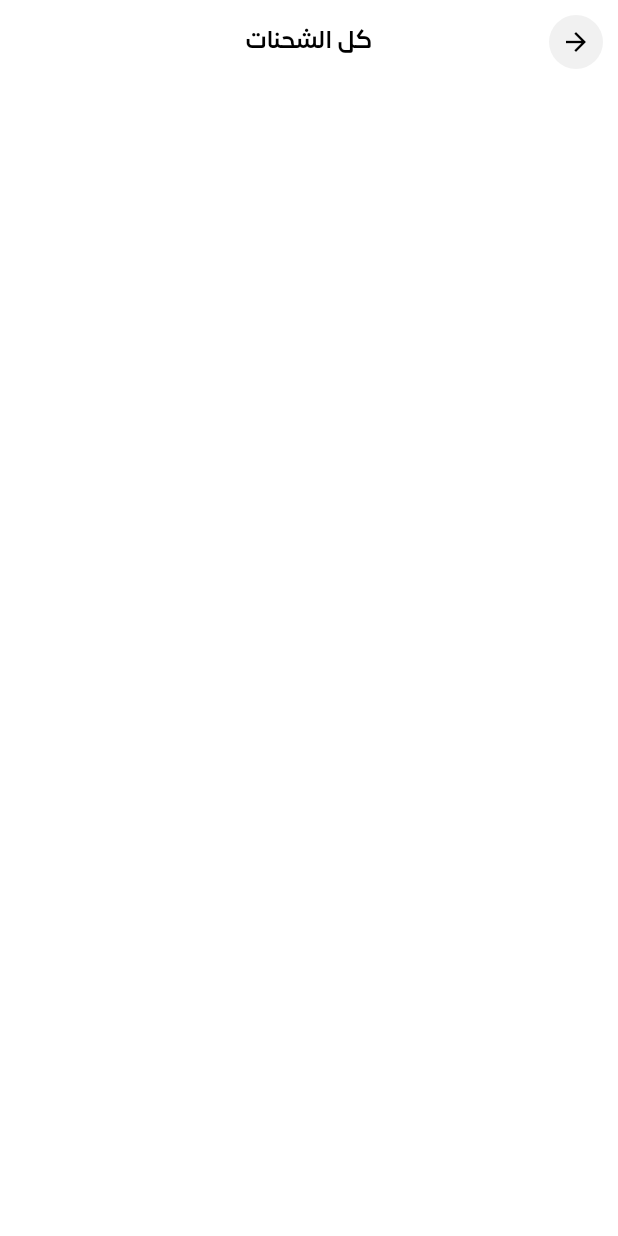
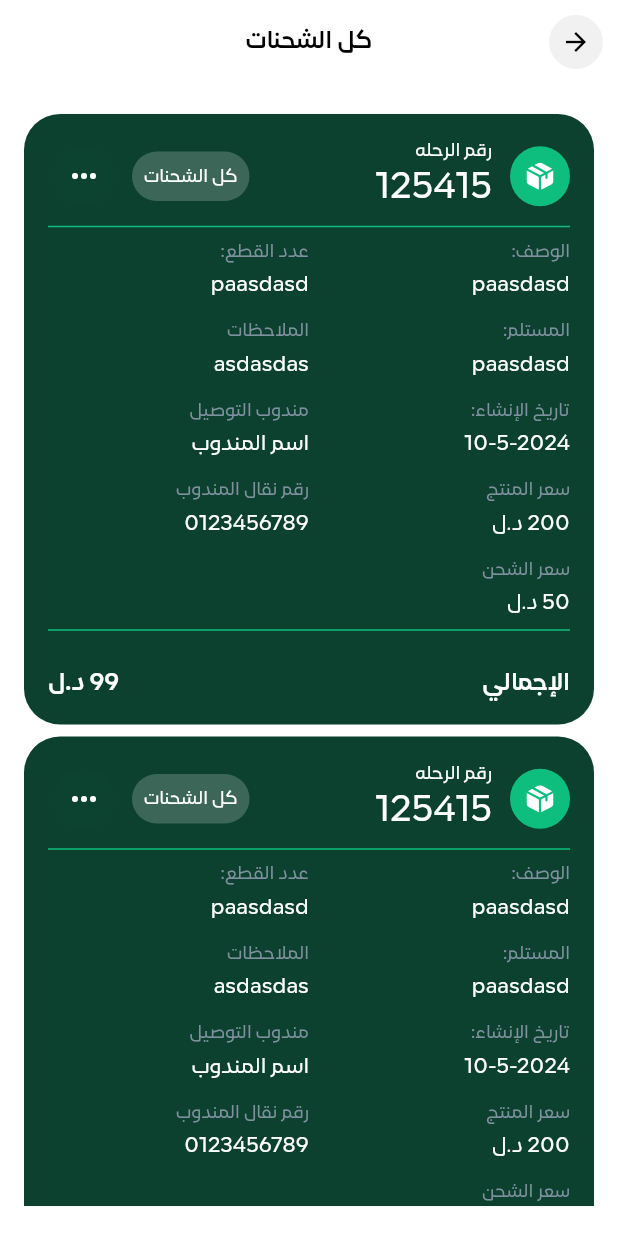
Before and after one commit to Menasa-Smart-Solution/PRJ-140_fares_app, a Flutter app: the screen it shows after launch, on a phone screen of 412 x 824 dp. Run offline on Flutter 3.47's test engine with Material 3 defaults, Android fonts, the phone set to English and light mode, and no system bars; drawn by our look-alikes of skeletonizer; our stand-ins replace animate_do, bloc, cached_network_image, dartz, device_info_plus, dio and 21 more; missing offline and left inert: simple_barcode_scanner; accounts and stored records are empty; generated files the repository leaves out were written again; project files that could hold a hidden picture were left out.

Commit message:
feat(store): add store parcels UI components and localization keys

```diff
--- a/assets/lang/ar.json
+++ b/assets/lang/ar.json
@@ -196,5 +196,8 @@
   "discount": "الخصم",
   "netValue": "الصافي",
   "createdAt": "الإنشاء",
-  "currency": "د.ل"
+  "currency": "د.ل",
+  "notes": "ملاحظات",
+  "contactCourier": "الاتصال بالمندوب",
+  "chatWithCourier": "محادثات المندوب"
 }
--- a/lib/features/store/shipment/feature_imports.dart
+++ b/lib/features/store/shipment/feature_imports.dart
@@ -1,6 +1,7 @@
 import 'package:fares/core/common_ui/widgets/animate_do.dart';
 import 'package:fares/core/common_ui/widgets/custom_dropdown_field.dart';
 import 'package:fares/core/common_ui/widgets/custom_dropdown_search_list.dart';
+import 'package:fares/features/driver/orders/feature_imports.dart';
 
 import '../../../core/utils/exports.dart';
 import 'package:fares/core/services/image_picker_service.dart';
@@ -24,3 +25,6 @@ part 'presentation/widgets/settlement_details/shipment_item_card.dart';
 part 'presentation/widgets/settlement_details/shipment_card.dart';
 
 part 'presentation/views/store_parcels_view.dart';
+part 'presentation/widgets/store_parcels/store_parcels_menu.dart';
+part 'presentation/widgets/store_parcels/store_parcels_item.dart';
+part 'presentation/widgets/store_parcels/store_parcels_list_view.dart';
--- a/lib/features/store/shipment/presentation/views/store_parcels_view.dart
+++ b/lib/features/store/shipment/presentation/views/store_parcels_view.dart
@@ -5,6 +5,12 @@ class StoreParcelsView extends StatelessWidget {
 
   @override
   Widget build(BuildContext context) {
-    return const Scaffold(appBar: CustomAppBar(title: 'كل الشحنات'));
+    return Scaffold(
+      appBar: const CustomAppBar(title: 'كل الشحنات'),
+      body: const StoreParcelsListView().withPadding(
+        vertical: 20,
+        horizontal: 16,
+      ),
+    );
   }
 }
--- /dev/null
+++ b/lib/features/store/shipment/presentation/widgets/store_parcels/store_parcels_item.dart
@@ -0,0 +1,146 @@
+part of '../../../feature_imports.dart';
+
+class StoreParcelsItem extends StatelessWidget {
+  const StoreParcelsItem({super.key});
+
+  @override
+  Widget build(BuildContext context) {
+    return Skeleton.leaf(
+      child: Container(
+        width: double.infinity,
+        padding: const EdgeInsets.all(16),
+        decoration: BoxDecoration(
+          color: AppColors.darkPrimaryColor,
+          borderRadius: BorderRadius.circular(24),
+        ),
+        child: Column(
+          crossAxisAlignment: CrossAxisAlignment.start,
+          children: [
+            Row(
+              mainAxisAlignment: MainAxisAlignment.spaceBetween,
+              crossAxisAlignment: CrossAxisAlignment.center,
+              children: [
+                CircleAvatar(
+                  backgroundColor: AppColors.lightPrimaryColor,
+                  child: SvgPicture.asset(AppImages.imagesSubtract),
+                ),
+                horizontalSpace(12),
+                Expanded(
+                  child: Column(
+                    crossAxisAlignment: CrossAxisAlignment.start,
+                    children: [
+                      Text(
+                        LocaleKeys.trackingNumber.tr(),
+                        style: AppTextStyles.med12.copyWith(
+                          color: AppColors.white,
+                        ),
+                      ),
+                      Text(
+                        '125415',
+                        style: AppTextStyles.med24.copyWith(
+                          color: AppColors.white,
+                        ),
+                      ),
+                    ],
+                  ),
+                ),
+                Container(
+                  padding: const EdgeInsets.all(8),
+                  decoration: BoxDecoration(
+                    color: Colors.white.withAlpha(50),
+                    borderRadius: BorderRadius.circular(50),
+                  ),
+                  child: Text(
+                    translateStatus('pending'),
+                    style: AppTextStyles.med12.copyWith(color: AppColors.white),
+                  ),
+                ),
+                horizontalSpace(8),
+                const StoreParcelsMenu(),
+              ],
+            ),
+            _buildDivider(),
+            Row(
+              crossAxisAlignment: CrossAxisAlignment.start,
+              children: [
+                Expanded(
+                  child: Column(
+                    spacing: 12,
+                    crossAxisAlignment: CrossAxisAlignment.start,
+
+                    children: [
+                      OrderDetailsWidget(
+                        title: LocaleKeys.description.tr(),
+                        value: 'paasdasd',
+                      ),
+                      OrderDetailsWidget(
+                        title: LocaleKeys.recipient.tr(),
+                        value: 'paasdasd',
+                      ),
+                      OrderDetailsWidget(
+                        title: LocaleKeys.creationDate.tr(),
+                        value: formatToArabicDate('10-5-2024' ?? ''),
+                      ),
+                      const OrderDetailsWidget(
+                        title: 'سعر المنتج',
+                        value: '200 د.ل',
+                      ),
+                      const OrderDetailsWidget(
+                        title: 'سعر الشحن',
+                        value: '50 د.ل',
+                      ),
+                    ],
+                  ),
+                ),
+                Expanded(
+                  child: Column(
+                    spacing: 12,
+                    crossAxisAlignment: CrossAxisAlignment.start,
+                    children: [
+                      OrderDetailsWidget(
+                        title: LocaleKeys.pieces.tr(),
+                        value: 'paasdasd',
+                      ),
+                      const OrderDetailsWidget(
+                        title: 'الملاحظات',
+                        value: 'asdasdas',
+                      ),
+
+                      const OrderDetailsWidget(
+                        title: 'مندوب التوصيل',
+                        value: 'اسم المندوب',
+                      ),
+                      const OrderDetailsWidget(
+                        title: 'رقم نقال المندوب',
+                        value: '0123456789',
+                      ),
+                    ],
+                  ),
+                ),
+              ],
+            ),
+
+            _buildDivider(),
+            verticalSpace(16),
+            Row(
+              mainAxisAlignment: MainAxisAlignment.spaceBetween,
+              children: [
+                Text(
+                  LocaleKeys.total.tr(),
+                  style: AppTextStyles.bold16.copyWith(color: AppColors.white),
+                ),
+                Text(
+                  '99 د.ل',
+                  style: AppTextStyles.bold16.copyWith(color: AppColors.white),
+                ),
+              ],
+            ),
+          ],
+        ),
+      ),
+    );
+  }
+
+  Divider _buildDivider() =>
+      const Divider(color: AppColors.lightPrimaryColor, thickness: 1);
+}
--- /dev/null
+++ b/lib/features/store/shipment/presentation/widgets/store_parcels/store_parcels_list_view.dart
@@ -0,0 +1,14 @@
+part of '../../../feature_imports.dart';
+
+class StoreParcelsListView extends StatelessWidget {
+  const StoreParcelsListView({super.key});
+
+  @override
+  Widget build(BuildContext context) {
+    return ListView.separated(
+      itemBuilder: (context, index) => const StoreParcelsItem(),
+      separatorBuilder: (context, index) => verticalSpace(8),
+      itemCount: 10,
+    );
+  }
+}
--- /dev/null
+++ b/lib/features/store/shipment/presentation/widgets/store_parcels/store_parcels_menu.dart
@@ -0,0 +1,65 @@
+part of '../../../feature_imports.dart';
+
+class StoreParcelsMenu extends StatefulWidget {
+  const StoreParcelsMenu({super.key});
+
+  @override
+  State<StoreParcelsMenu> createState() => _StoreParcelsMenuState();
+}
+
+class _StoreParcelsMenuState extends State<StoreParcelsMenu> {
+  late final List<String> options;
+
+  @override
+  void initState() {
+    super.initState();
+    options = [LocaleKeys.contactCourier.tr(), LocaleKeys.chatWithCourier.tr()];
+  }
+
+  @override
+  Widget build(BuildContext context) {
+    return PopupMenuButton<String>(
+      style: ButtonStyle(
+        backgroundColor: WidgetStateProperty.all(
+          AppColors.primaryColor.withAlpha(15),
+        ),
+      ),
+
+      icon: const Icon(Icons.more_horiz, color: AppColors.white),
+      shape: RoundedRectangleBorder(borderRadius: BorderRadius.circular(10)),
+      itemBuilder: (context) {
+        return options
+            .map(
+              (option) => PopupMenuItem(
+                value: option,
+                child: Text(option, style: AppTextStyles.semiBold14),
+              ),
+            )
+            .toList();
+      },
+      onSelected: (value) async {
+        // switch (value) {
+        //   case String contactMerchantKey
+        //       when contactMerchantKey == LocaleKeys.contactMerchant.tr():
+        //     await makePhoneCall(widget.parcel.recipientNumber ?? '');
+        //     break;
+        //   case String whatsappKey when whatsappKey == LocaleKeys.whatsapp.tr():
+        //     await openWhatsApp(widget.parcel.recipientNumber ?? '');
+        //     break;
+        //   case String storeChatKey
+        //       when storeChatKey == LocaleKeys.storeChat.tr():
+        //     await openStoreChat();
+        //     break;
+
+        //   case String addCallLogKey
+        //       when addCallLogKey == LocaleKeys.addCallLog.tr():
+        //     context.pushNamed(
+        //       Routes.callLogsRoute,
+        //       arguments: widget.parcel.id,
+        //     );
+        //     break;
+        // }
+      },
+    );
+  }
+}
```
Also changed, not shown: lib/generated/codegen_loader.g.dart, lib/generated/locale_keys.g.dart.
